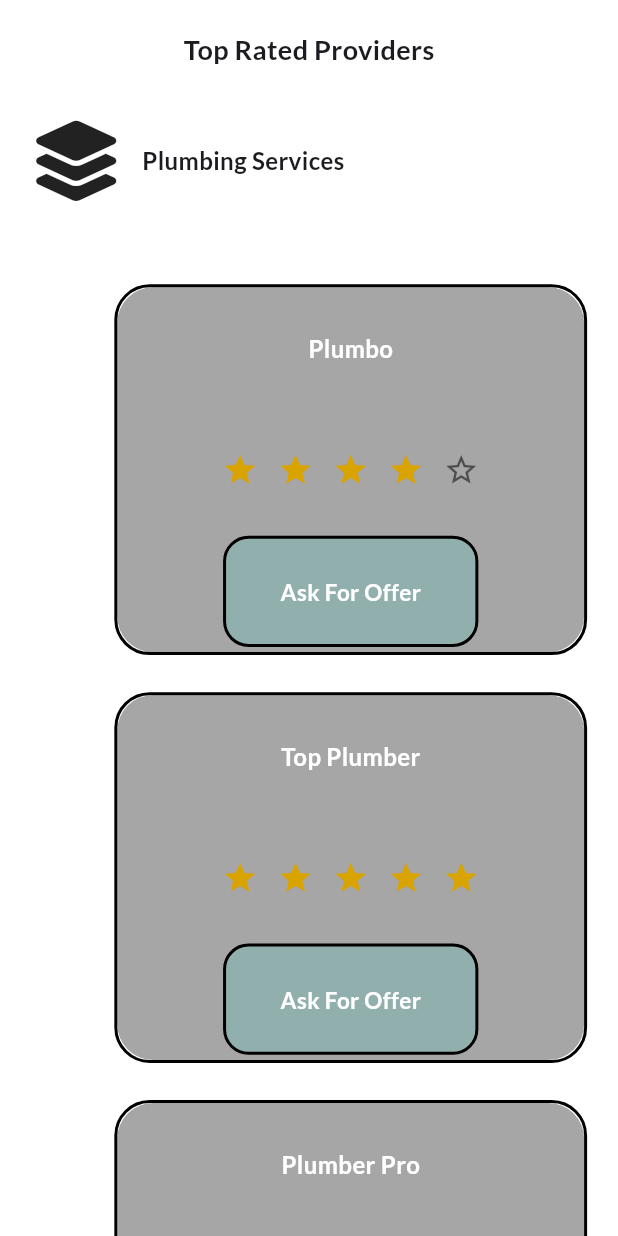
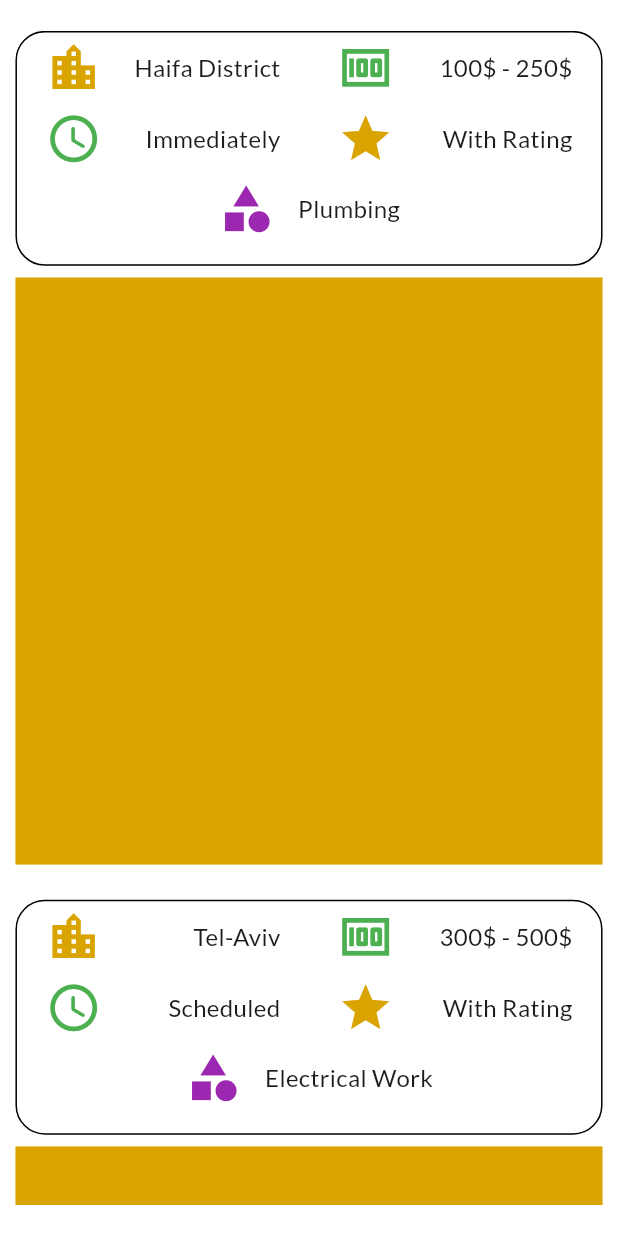
Before and after one commit to mabid2023GT/link-win-mob-app, a Flutter app: the ServiceProviderVirtualAssistanceOverview widget shown alone on an empty page, opened directly, on a phone screen of 412 x 824 dp. Run offline on Flutter 3.47's test engine with Material 3 defaults, Android fonts, the phone set to English and light mode, and no system bars; our stand-ins replace audioplayers, cloud_firestore, firebase_auth, firebase_core, flutter_riverpod, flutter_svg and 7 more; accounts and stored records are empty; network calls fail.

Commit message:
implementing service providers feature - Virtual Assistance UI

```diff
--- /dev/null
+++ b/lib/core/models/service_providers/service_providers_virtual_assistance_query.dart
@@ -0,0 +1,80 @@
+import 'package:link_win_mob_app/core/models/service_providers/service_providers_model.dart';
+
+/// A class representing a query for finding service providers for virtual assistance.
+///
+/// This query filters service providers based on multiple criteria such as service
+/// type, scheduling, budget, location, and whether ratings and reviews should be shown.
+class ServiceProvidersVirtualAssistanceQuery {
+  /// The unique identifier for the query.
+  final String queryId;
+
+  /// The type or category of the service (e.g., IT support, customer service).
+  final String category;
+
+  /// If `true`, it means the service is scheduled in advance.
+  /// If `false`, it indicates the service is immediate (within 24 hours).
+  final bool isScheduled;
+
+  /// The budget range for the service.
+  final String budget;
+
+  /// If `true`, ratings and reviews will be included in the results.
+  /// If `false`, they will be excluded.
+  final bool showRatingsAndReviews;
+
+  /// The location where the service is needed.
+  final String location;
+
+  /// The list of service providers returned by the query.
+  final List<ServiceProvidersModel> queryResult;
+
+  /// Creates a [ServiceProvidersVirtualAssistanceQuery] with the given parameters.
+  ///
+  /// * [queryId] - The unique identifier for the query (required).
+  /// * [category] - The type of service (required).
+  /// * [isScheduled] - If the service is scheduled or immediate (required).
+  /// * [budget] - The budget range for the service (required).
+  /// * [showRatingsAndReviews] - Whether to include ratings and reviews (required).
+  /// * [location] - The location where the service is required (required).
+  /// * [queryResult] - The list of service providers returned by the query (required).
+  ServiceProvidersVirtualAssistanceQuery({
+    required this.queryId,
+    required this.category,
+    required this.isScheduled,
+    required this.budget,
+    required this.showRatingsAndReviews,
+    required this.location,
+    required this.queryResult,
+  });
+
+  /// Returns a new instance of [ServiceProvidersVirtualAssistanceQuery] with the
+  /// option to modify any of the fields while preserving the existing ones.
+  ///
+  /// * [queryId] - The new query identifier (optional).
+  /// * [category] - The new service category (optional).
+  /// * [isScheduled] - The new scheduling type (optional).
+  /// * [budget] - The new budget range (optional).
+  /// * [showRatingsAndReviews] - The new value for showing ratings and reviews (optional).
+  /// * [location] - The new location (optional).
+  /// * [queryResult] - The updated list of service providers (optional).
+  ServiceProvidersVirtualAssistanceQuery copyWith({
+    String? queryId,
+    String? category,
+    bool? isScheduled,
+    String? budget,
+    bool? showRatingsAndReviews,
+    String? location,
+    List<ServiceProvidersModel>? queryResult,
+  }) {
+    return ServiceProvidersVirtualAssistanceQuery(
+      category: category ?? this.category,
+      isScheduled: isScheduled ?? this.isScheduled,
+      budget: budget ?? this.budget,
+      showRatingsAndReviews:
+          showRatingsAndReviews ?? this.showRatingsAndReviews,
+      location: location ?? this.location,
+      queryResult: queryResult ?? this.queryResult,
+      queryId: queryId ?? this.queryId,
+    );
+  }
+}
--- a/lib/features/home/service_providers/widgets/service_provider_virtual_assistance_overview.dart
+++ b/lib/features/home/service_providers/widgets/service_provider_virtual_assistance_overview.dart
@@ -1,6 +1,9 @@
 import 'package:flutter/material.dart';
 import 'package:flutter_riverpod/flutter_riverpod.dart';
+import 'package:link_win_mob_app/core/config/colors.dart';
+import 'package:link_win_mob_app/core/models/service_providers/service_providers_virtual_assistance_query.dart';
 import 'package:link_win_mob_app/features/home/service_providers/widgets/top_rated_service_providers_by_category.dart';
+import 'package:link_win_mob_app/providers/service_providers/service_providers_virtual_assistance_results.dart';
 import 'package:link_win_mob_app/responsive_ui_tools/widgets/layout_builder_child.dart';
 
 class ServiceProviderVirtualAssistanceOverview extends ConsumerStatefulWidget {
@@ -15,17 +18,212 @@ class _ServiceProviderVirtualAssistanceOverviewState
     extends ConsumerState<ServiceProviderVirtualAssistanceOverview> {
   @override
   Widget build(BuildContext context) {
-    // return LayoutChildBuilder(
-    //   child: (minSize, maxSize) {
-    //     Size titleSize = Size(maxSize.width * 0.9, maxSize.height * 0.1);
+    Map<String, ServiceProvidersVirtualAssistanceQuery> queries =
+        ref.watch(serviceProvidersVirtualAssistanceResultsProvider);
+    if (queries.isEmpty) {
+      return TopRatedServiceProvidersByCategory();
+    }
+    return _virtualAssistanceResultOverview(queries);
+  }
 
-    //     return SizedBox(
-    //       width: titleSize.width,
-    //       height: titleSize.height,
-    //       child: Text('Virtual Assistance'),
-    //     );
-    //   },
-    // );
-    return TopRatedServiceProvidersByCategory();
+  _virtualAssistanceResultOverview(
+      Map<String, ServiceProvidersVirtualAssistanceQuery> queries) {
+    return LayoutChildBuilder(
+      child: (minSize, maxSize) {
+        double sidePad = maxSize.width * 0.025;
+        double topBottomPad = maxSize.height * 0.025;
+        Size size = Size(
+            maxSize.width - 2 * sidePad, maxSize.height - 2 * topBottomPad);
+        Size querySize = Size(size.width, size.height * 0.2);
+        Size resultsSize = Size(querySize.width, size.height * 0.5);
+        return Padding(
+          padding: EdgeInsets.only(
+            left: sidePad,
+            right: sidePad,
+            top: topBottomPad,
+            bottom: topBottomPad,
+          ),
+          child: SizedBox(
+            width: size.width,
+            height: size.height,
+            child: SingleChildScrollView(
+              child: Column(
+                children: [
+                  ...queries.entries.map(
+                    (entry) => _queryWidget(querySize, resultsSize, entry),
+                  ),
+                ],
+              ),
+            ),
+          ),
+        );
+      },
+    );
+  }
+
+  Widget _queryWidget(
+    Size querySize,
+    Size resultsSize,
+    MapEntry<String, ServiceProvidersVirtualAssistanceQuery> entry,
+  ) {
+    // The key of the map entry
+    // final queryId = entry.key;
+    // The value of the map entry
+    final query = entry.value;
+    //
+    final bool isResultsAvailable = query.queryResult.isNotEmpty;
+    return Column(
+      children: [
+        _queryHeaderWidget(querySize, query),
+        Visibility(
+          visible: isResultsAvailable,
+          child: SizedBox(height: querySize.height * 0.05),
+        ),
+        Visibility(
+          visible: isResultsAvailable,
+          child: _queryBodyWidget(resultsSize),
+        ),
+        SizedBox(height: querySize.height * 0.15),
+      ],
+    );
+  }
+
+  _queryHeaderWidget(
+      Size querySize, ServiceProvidersVirtualAssistanceQuery query) {
+    Size rowSize = Size(querySize.width * 0.4, querySize.height * 0.3);
+
+    return Container(
+      width: querySize.width,
+      height: querySize.height,
+      decoration: BoxDecoration(
+        color: kWhite,
+        borderRadius: BorderRadius.circular(querySize.width * 0.05),
+        border: Border.all(width: 1, color: kBlack),
+      ),
+      child: Column(
+        children: [
+          // Use a forEach loop to iterate through each row of data returned by _queryCardDetails
+          ..._queryCardDetails(query).map(
+            (rowData) {
+              // Create a Row for each rowData
+              return Row(
+                mainAxisAlignment: MainAxisAlignment.spaceAround,
+                children: _createQueryCardRow(
+                  rowSize,
+                  rowData,
+                  rowData.length <= 1,
+                ), // Directly add the widgets here
+              );
+            },
+          ),
+        ],
+      ),
+    );
+  }
+
+  List<List<List<dynamic>>> _queryCardDetails(
+      ServiceProvidersVirtualAssistanceQuery query) {
+    return [
+      [
+        [
+          query.location,
+          Icons.location_city,
+          kAmber,
+        ],
+        [
+          query.budget,
+          Icons.money,
+          Colors.green,
+        ]
+      ],
+      [
+        [
+          query.isScheduled ? 'Scheduled' : 'Immediately',
+          Icons.schedule_rounded,
+          Colors.green,
+        ],
+        [
+          query.showRatingsAndReviews ? 'With Rating' : 'Without Rating',
+          Icons.star,
+          kAmber,
+        ],
+      ],
+      [
+        [
+          query.category,
+          Icons.category,
+          Colors.purple,
+        ],
+      ],
+    ];
+  }
+
+  List<Widget> _createQueryCardRow(
+    Size rowSize,
+    List<List<dynamic>> rowData,
+    bool isCategoryRow,
+  ) {
+    return rowData
+        .map(
+          (lst) => _queryDetailsTextBox(
+            rowSize,
+            lst[0] as String,
+            lst[1] as IconData,
+            lst[2] as Color,
+            isCategoryRow,
+          ),
+        )
+        .toList();
+  }
+
+  Widget _queryDetailsTextBox(
+    Size rowSize,
+    String value,
+    IconData iconData,
+    Color iconColor,
+    bool isCategoryRow,
+  ) {
+    if (isCategoryRow) {
+      rowSize = Size(rowSize.width * 2, rowSize.height);
+    }
+
+    return SizedBox(
+      width: rowSize.width,
+      height: rowSize.height,
+      child: Row(
+        mainAxisAlignment: isCategoryRow
+            ? MainAxisAlignment.center
+            : MainAxisAlignment.spaceBetween,
+        children: [
+          Icon(
+            iconData,
+            color: iconColor,
+            size: rowSize.height * 0.8,
+          ),
+          Visibility(
+            visible: isCategoryRow,
+            child: SizedBox(
+              width: rowSize.width * 0.05,
+            ),
+          ),
+          Text(
+            value,
+            style: TextStyle(
+              fontSize: 16,
+              fontWeight: FontWeight.w500,
+              fontFamily: 'Lato',
+            ),
+          ),
+        ],
+      ),
+    );
+  }
+
+  _queryBodyWidget(Size resultsSize) {
+    return Container(
+      width: resultsSize.width,
+      height: resultsSize.height,
+      color: kAmber,
+    );
   }
 }
--- /dev/null
+++ b/lib/providers/service_providers/service_providers_virtual_assistance_results.dart
@@ -0,0 +1,101 @@
+import 'package:flutter_riverpod/flutter_riverpod.dart';
+import 'package:link_win_mob_app/core/models/service_providers/service_providers_model.dart';
+import 'package:link_win_mob_app/core/models/service_providers/service_providers_virtual_assistance_query.dart';
+
+final serviceProvidersVirtualAssistanceResultsProvider = StateNotifierProvider<
+    ServiceProvidersVirtualAssistanceResultsNotifier,
+    Map<String, ServiceProvidersVirtualAssistanceQuery>>(
+  (ref) => ServiceProvidersVirtualAssistanceResultsNotifier(),
+);
+
+class ServiceProvidersVirtualAssistanceResultsNotifier
+    extends StateNotifier<Map<String, ServiceProvidersVirtualAssistanceQuery>> {
+  ServiceProvidersVirtualAssistanceResultsNotifier()
+      : super(_initialServiceProvidersVirtualAssistanceResultsData());
+}
+
+Map<String, ServiceProvidersVirtualAssistanceQuery>
+    _initialServiceProvidersVirtualAssistanceResultsData() {
+  return {
+    'query1x4': ServiceProvidersVirtualAssistanceQuery(
+      queryId: 'query1x4',
+      category: 'Plumbing',
+      isScheduled: false,
+      budget: '100\$ - 250\$',
+      showRatingsAndReviews: true,
+      location: 'Haifa District',
+      queryResult: [
+        ServiceProvidersModel(
+          displayName: 'Top Plumber',
+          rating: 5,
+          coverPhotoPath:
+              'https://maintenanceindubai.ae/wp-content/uploads/2022/12/Plumber-vs-DIY.jpeg',
+        ),
+        ServiceProvidersModel(
+          displayName: 'Plumber Pro',
+          rating: 5,
+          coverPhotoPath:
+              'https://encrypted-tbn0.gstatic.com/images?q=tbn:ANd9GcTzxmmnJAeUbx2bbbYdzQk9_fnokE8iIJNTOA&s',
+        ),
+        ServiceProvidersModel(
+          displayName: 'Plumber Hero',
+          rating: 5,
+          coverPhotoPath: '',
+        )
+      ],
+    ),
+    'query5z1': ServiceProvidersVirtualAssistanceQuery(
+      queryId: 'query5z1',
+      category: 'Electrical Work',
+      isScheduled: true,
+      budget: '300\$ - 500\$',
+      showRatingsAndReviews: true,
+      location: 'Tel-Aviv',
+      queryResult: [
+        ServiceProvidersModel(
+          displayName: 'Electrico',
+          rating: 4.8,
+          coverPhotoPath:
+              'https://i0.wp.com/rbtautomate.com/wp-content/uploads/2023/02/Benefits-of-Commercial-Electrical-Services-for-Businesses--scaled.jpg?fit=2560%2C1707&ssl=1',
+        ),
+        ServiceProvidersModel(
+          displayName: 'Top Electric',
+          rating: 4.9,
+          coverPhotoPath:
+              'https://encrypted-tbn0.gstatic.com/images?q=tbn:ANd9GcTEoq0MdUuaZhEOGtja_OI3ed-h9i3M6INv2g&s',
+        ),
+      ],
+    ),
+    'query2J3': ServiceProvidersVirtualAssistanceQuery(
+      queryId: 'query2J3',
+      category: 'Moving Services',
+      isScheduled: true,
+      budget: '500\$ +',
+      showRatingsAndReviews: false,
+      location: 'Accre District',
+      queryResult: [],
+    ),
+    'query9t5': ServiceProvidersVirtualAssistanceQuery(
+      queryId: 'query9t5',
+      category: 'Carpentry',
+      isScheduled: false,
+      budget: '300\$ +',
+      showRatingsAndReviews: true,
+      location: 'Nabuls',
+      queryResult: [
+        ServiceProvidersModel(
+          displayName: 'Wadoly Brand',
+          rating: 4.5,
+          coverPhotoPath:
+              'https://grainger-prod.adobecqms.net/content/dam/grainger/gus/en/public/digital-tactics/know-how/hero/SS-KH_24MustHaveWoodworkingToolsForYourWorkshop_KH-HRO.jpg',
+        ),
+        ServiceProvidersModel(
+          displayName: 'Woody Pro',
+          rating: 4.5,
+          coverPhotoPath:
+              'https://businessabc.net/_next/image?url=https%3A%2F%2Fztd-euwest2-prod-s3.s3.eu-west-2.amazonaws.com%2FStarting_A_Woodworking_Business_95890978e8.png&w=1920&q=75',
+        ),
+      ],
+    ),
+  };
+}
--- a/lib/widgets/containers/cover_photo_container.dart
+++ b/lib/widgets/containers/cover_photo_container.dart
@@ -53,9 +53,10 @@ class CoverPhotoContainer extends StatelessWidget {
                       decoration: BoxDecoration(
                         color: childBackgroundWrapper,
                         borderRadius: BorderRadius.circular(
-                            maxSize.width * borderRadiusRatio),
+                            maxSize.width * borderRadiusRatio * 0.9),
                       ),
-                      child: child),
+                      child: child,
+                    ),
             );
           },
         );
```
